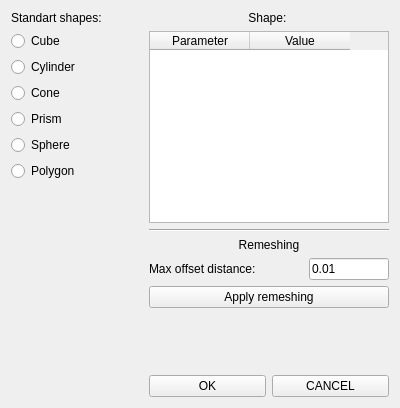
The window that UI/standartshape.ui (bakeryproducts/ConstructorM4) describes before a commit, drawn with Qt 5.
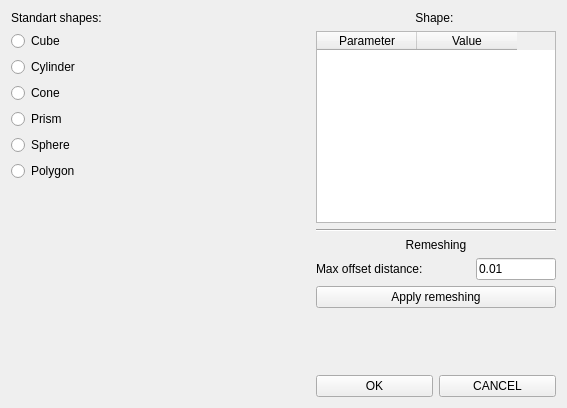
The same window after the commit.

```diff
--- a/UI/standartshape.ui
+++ b/UI/standartshape.ui
@@ -6,7 +6,7 @@
    <rect>
     <x>0</x>
     <y>0</y>
-    <width>400</width>
+    <width>567</width>
     <height>408</height>
    </rect>
   </property>
```
Left out of the diff: 26 changed lines with no effect on the pictures.
